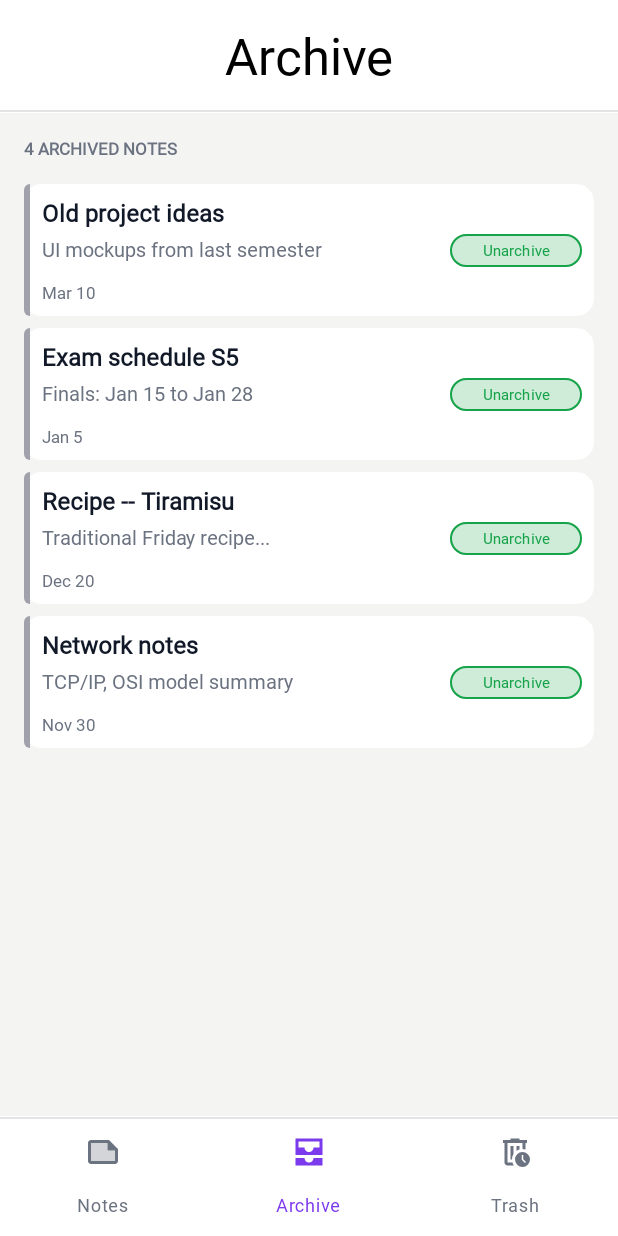
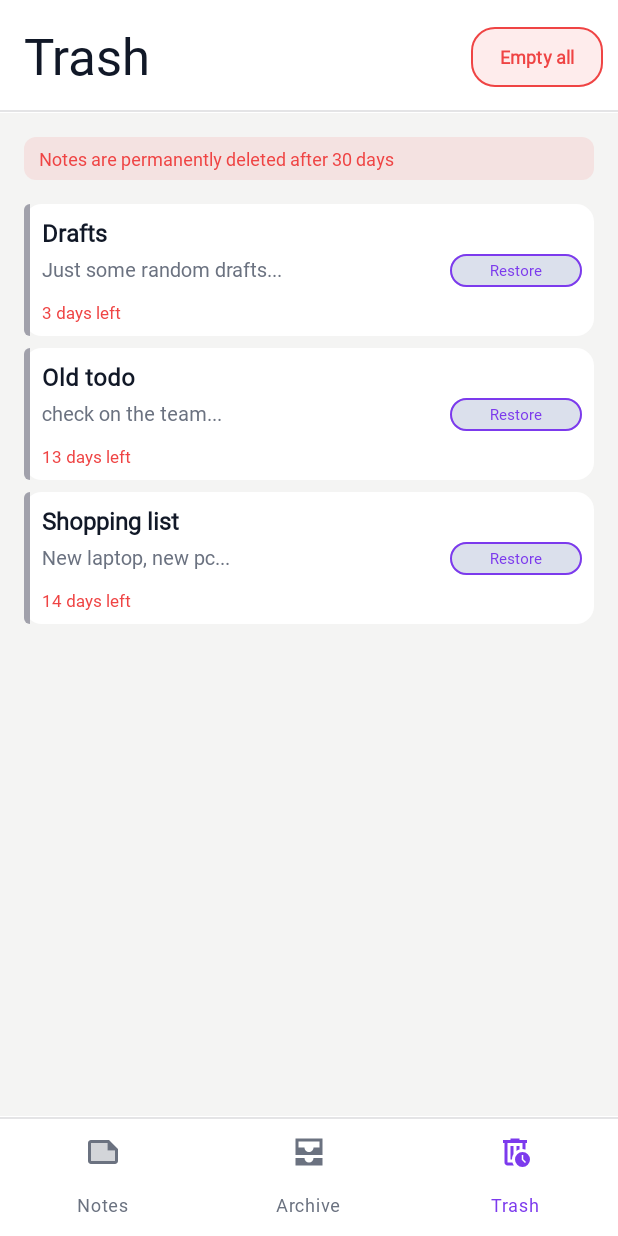
Before and after one commit to RyZeDZ/MyNotes-App, an Android app: the screen it shows after launch (ArchiveActivity before the commit, TrashActivity after it), on a phone screen of 412 x 824 dp. Run offline under Robolectric (Android 15) with nearby library versions, the light colour scheme and no system bars.

Commit message:
Add Trash screen with warning banner and restore button

```diff
--- a/app/src/main/AndroidManifest.xml
+++ b/app/src/main/AndroidManifest.xml
@@ -11,16 +11,17 @@
         android:roundIcon="@mipmap/ic_launcher_round"
         android:supportsRtl="true"
         android:theme="@style/Theme.MyNotes">
-        <activity android:name=".MainActivity"></activity>
         <activity
-            android:name=".ArchiveActivity"
+            android:name=".TrashActivity"
             android:exported="true">
-        <intent-filter>
-            <action android:name="android.intent.action.MAIN" />
+            <intent-filter>
+                <action android:name="android.intent.action.MAIN" />
 
-            <category android:name="android.intent.category.LAUNCHER" />
-        </intent-filter>
+                <category android:name="android.intent.category.LAUNCHER" />
+            </intent-filter>
         </activity>
+        <activity android:name=".MainActivity" />
+        <activity android:name=".ArchiveActivity" />
     </application>
 
 </manifest>
--- a/app/src/main/java/com/example/mynotes/ArchiveActivity.java
+++ b/app/src/main/java/com/example/mynotes/ArchiveActivity.java
@@ -25,10 +25,10 @@ public class ArchiveActivity extends AppCompatActivity {
         setContentView(R.layout.activity_archive);
 
         notes = new ArrayList<>();
-        notes.add(new NoteAction("Old project ideas", "UI mockups from last semester", "Mar 10", R.color.disabled, R.color.textSecondary, R.color.green));
-        notes.add(new NoteAction("Exam schedule S5", "Finals: Jan 15 to Jan 28", "Jan 5", R.color.disabled, R.color.textSecondary, R.color.green));
-        notes.add(new NoteAction("Recipe -- Tiramisu", "Traditional Friday recipe...", "Dec 20", R.color.disabled, R.color.textSecondary, R.color.green));
-        notes.add(new NoteAction("Network notes", "TCP/IP, OSI model summary", "Nov 30", R.color.disabled, R.color.textSecondary, R.color.green));
+        notes.add(new NoteAction("Old project ideas", "UI mockups from last semester", "Mar 10", "Unarchive", R.color.disabled, R.color.textSecondary, R.color.green));
+        notes.add(new NoteAction("Exam schedule S5", "Finals: Jan 15 to Jan 28", "Jan 5", "Unarchive", R.color.disabled, R.color.textSecondary, R.color.green));
+        notes.add(new NoteAction("Recipe -- Tiramisu", "Traditional Friday recipe...", "Dec 20", "Unarchive", R.color.disabled, R.color.textSecondary, R.color.green));
+        notes.add(new NoteAction("Network notes", "TCP/IP, OSI model summary", "Nov 30", "Unarchive", R.color.disabled, R.color.textSecondary, R.color.green));
 
         TextView tvArchivedCount = findViewById(R.id.tvArchivedCount);
         tvArchivedCount.setText(getString(R.string.label_archived_count, notes.size()));
--- a/app/src/main/java/com/example/mynotes/NoteAction.java
+++ b/app/src/main/java/com/example/mynotes/NoteAction.java
@@ -1,10 +1,12 @@
 package com.example.mynotes;
 
 public class NoteAction extends Note {
+    String buttonText;
     int buttonColorResId;
 
-    public NoteAction(String title, String subtitle, String date, int colorResId, int dateColorResId, int buttonColorResId) {
+    public NoteAction(String title, String subtitle, String date, String buttonText, int colorResId, int dateColorResId, int buttonColorResId) {
         super(title, subtitle, date, colorResId, dateColorResId);
+        this.buttonText = buttonText;
         this.buttonColorResId = buttonColorResId;
     }
 }
--- a/app/src/main/java/com/example/mynotes/NoteAdapter.java
+++ b/app/src/main/java/com/example/mynotes/NoteAdapter.java
@@ -55,6 +55,7 @@ public class NoteAdapter extends RecyclerView.Adapter<RecyclerView.ViewHolder> {
             h.subtitle.setText(noteAction.subtitle);
             h.date.setText(noteAction.date);
             h.date.setTextColor(ContextCompat.getColor(h.itemView.getContext(), noteAction.dateColorResId));
+            h.btnAction.setText(noteAction.buttonText);
             h.leftBorder.getBackground().setTint(
                     ContextCompat.getColor(h.itemView.getContext(), noteAction.colorResId));
             int btnColor = ContextCompat.getColor(h.itemView.getContext(), noteAction.buttonColorResId);
@@ -75,7 +76,6 @@ public class NoteAdapter extends RecyclerView.Adapter<RecyclerView.ViewHolder> {
             for (int i = 0; i < noteLabel.topics.size(); i++) {
                 Chip chip = new Chip(h.itemView.getContext());
                 int chipColor = ContextCompat.getColor(h.itemView.getContext(), noteLabel.topicColors.get(i));
-                int transparentColor = Color.argb(30, Color.red(chipColor), Color.green(chipColor), Color.blue(chipColor));
                 chip.setText(noteLabel.topics.get(i));
                 chip.setTextColor(chipColor);
                 chip.setChipStrokeColor(ColorStateList.valueOf(0));
@@ -104,7 +104,7 @@ public class NoteAdapter extends RecyclerView.Adapter<RecyclerView.ViewHolder> {
             subtitle = itemView.findViewById(R.id.tvNoteActionSubtitle);
             date = itemView.findViewById(R.id.tvNoteActionDate);
             leftBorder = itemView.findViewById(R.id.noteActionLeftBorder);
-            btnAction = itemView.findViewById(R.id.btnAction);
+            btnAction = itemView.findViewById(R.id.btnActionNote);
         }
     }
 
--- /dev/null
+++ b/app/src/main/java/com/example/mynotes/TrashActivity.java
@@ -0,0 +1,39 @@
+package com.example.mynotes;
+
+import android.os.Bundle;
+
+import androidx.appcompat.app.AppCompatActivity;
+import androidx.recyclerview.widget.LinearLayoutManager;
+import androidx.recyclerview.widget.RecyclerView;
+
+import com.google.android.material.bottomnavigation.BottomNavigationView;
+
+import java.util.ArrayList;
+import java.util.List;
+
+public class TrashActivity extends AppCompatActivity {
+
+    RecyclerView recyclerView;
+    NoteAdapter adapter;
+    List<Note> notes;
+
+    @Override
+    protected void onCreate(Bundle savedInstanceState) {
+        super.onCreate(savedInstanceState);
+        setContentView(R.layout.activity_trash);
+
+        notes = new ArrayList<>();
+        notes.add(new NoteAction("Drafts", "Just some random drafts...", "3 days left", "Restore", R.color.disabled, R.color.red, R.color.primary));
+        notes.add(new NoteAction("Old todo", "check on the team...", "13 days left", "Restore", R.color.disabled, R.color.red, R.color.primary));
+        notes.add(new NoteAction("Shopping list", "New laptop, new pc...", "14 days left", "Restore", R.color.disabled, R.color.red, R.color.primary));
+
+        recyclerView = findViewById(R.id.recyclerView);
+        recyclerView.setLayoutManager(new LinearLayoutManager(this));
+
+        adapter = new NoteAdapter(notes);
+        recyclerView.setAdapter(adapter);
+
+        BottomNavigationView bottomNav = findViewById(R.id.bottomNav);
+        bottomNav.setSelectedItemId(R.id.nav_trash);
+    }
+}
--- /dev/null
+++ b/app/src/main/res/drawable/bg_trash_warning.xml
@@ -0,0 +1,5 @@
+<?xml version="1.0" encoding="utf-8"?>
+<shape xmlns:android="http://schemas.android.com/apk/res/android">
+    <solid android:color="@color/redLight" />
+    <corners android:radius="8dp" />
+</shape>
--- /dev/null
+++ b/app/src/main/res/layout/activity_trash.xml
@@ -0,0 +1,87 @@
+<?xml version="1.0" encoding="utf-8"?>
+<androidx.constraintlayout.widget.ConstraintLayout xmlns:android="http://schemas.android.com/apk/res/android"
+    xmlns:app="http://schemas.android.com/apk/res-auto"
+    xmlns:tools="http://schemas.android.com/tools"
+    android:layout_width="match_parent"
+    android:layout_height="match_parent"
+    android:background="@color/screenBg"
+    android:fitsSystemWindows="true"
+    tools:menu="@menu/bottom_nav_menu">
+
+    <com.google.android.material.appbar.MaterialToolbar
+        android:id="@+id/materialToolbar"
+        android:layout_width="0dp"
+        android:layout_height="wrap_content"
+        android:background="@drawable/bg_toolbar"
+        android:paddingTop="10dp"
+        android:paddingBottom="20dp"
+        android:theme="?attr/actionBarTheme"
+        app:layout_constraintEnd_toEndOf="parent"
+        app:layout_constraintHorizontal_bias="0.0"
+        app:layout_constraintStart_toStartOf="parent"
+        app:layout_constraintTop_toTopOf="parent"
+        app:title="@string/screen_trash"
+        app:titleCentered="false"
+        app:titleTextAppearance="@style/TextAppearance.AppCompat.Display1"
+        app:titleTextColor="@color/textPrimary" />
+
+    <androidx.recyclerview.widget.RecyclerView
+        android:id="@+id/recyclerView"
+        android:layout_width="match_parent"
+        android:layout_height="0dp"
+        android:layout_margin="16dp"
+        android:backgroundTint="@color/cardBg"
+        app:layout_constraintBottom_toTopOf="@+id/bottomNav"
+        app:layout_constraintEnd_toEndOf="parent"
+        app:layout_constraintStart_toStartOf="parent"
+        app:layout_constraintTop_toBottomOf="@+id/tvTrashWarning"
+        app:layout_constraintVertical_bias="1.0" />
+
+    <TextView
+        android:id="@+id/tvTrashWarning"
+        android:layout_width="match_parent"
+        android:layout_height="wrap_content"
+        android:layout_margin="16dp"
+        android:background="@drawable/bg_trash_warning"
+        android:paddingStart="10dp"
+        android:paddingTop="6dp"
+        android:paddingEnd="10dp"
+        android:paddingBottom="6dp"
+        android:text="@string/trash_warning"
+        android:textColor="@color/red"
+        android:textSize="12sp"
+        app:layout_constraintEnd_toEndOf="parent"
+        app:layout_constraintStart_toStartOf="parent"
+        app:layout_constraintTop_toBottomOf="@+id/materialToolbar" />
+
+    <com.google.android.material.bottomnavigation.BottomNavigationView
+        android:id="@+id/bottomNav"
+        android:layout_width="match_parent"
+        android:layout_height="wrap_content"
+        android:background="@drawable/bg_bottom_nav"
+        app:itemActiveIndicatorStyle="@android:style/Widget.DeviceDefault"
+        app:itemIconTint="@drawable/selector_bottom_nav"
+        app:itemTextColor="@drawable/selector_bottom_nav"
+        app:layout_constraintBottom_toBottomOf="parent"
+        app:layout_constraintEnd_toEndOf="parent"
+        app:layout_constraintStart_toStartOf="parent"
+        app:menu="@menu/bottom_nav_menu" />
+
+    <com.google.android.material.button.MaterialButton
+        android:id="@+id/btnEmptyAllTrash"
+        android:layout_width="0dp"
+        android:layout_height="wrap_content"
+        android:layout_marginEnd="10dp"
+        android:padding="4dp"
+        android:text="@string/trash_empty_all"
+        android:textColor="@color/red"
+        android:textSize="12sp"
+        android:textStyle="bold"
+        app:backgroundTint="@color/redLight"
+        app:cornerRadius="16dp"
+        app:layout_constraintBottom_toBottomOf="@+id/materialToolbar"
+        app:layout_constraintEnd_toEndOf="parent"
+        app:layout_constraintTop_toTopOf="parent"
+        app:strokeColor="@color/red"
+        app:strokeWidth="1.5dp" />
+</androidx.constraintlayout.widget.ConstraintLayout>
--- a/app/src/main/res/layout/layout_note_item_action.xml
+++ b/app/src/main/res/layout/layout_note_item_action.xml
@@ -27,7 +27,7 @@
         android:textColor="@color/textPrimary"
         android:textSize="16sp"
         android:textStyle="bold"
-        app:layout_constraintEnd_toStartOf="@+id/btnAction"
+        app:layout_constraintEnd_toStartOf="@+id/btnActionNote"
         app:layout_constraintStart_toEndOf="@+id/noteActionLeftBorder"
         app:layout_constraintTop_toTopOf="parent" />
 
@@ -40,7 +40,7 @@
         android:text="@string/note_subtitle"
         android:textColor="@color/textSecondary"
         android:textSize="13sp"
-        app:layout_constraintEnd_toStartOf="@+id/btnAction"
+        app:layout_constraintEnd_toStartOf="@+id/btnActionNote"
         app:layout_constraintStart_toEndOf="@+id/noteActionLeftBorder"
         app:layout_constraintTop_toBottomOf="@+id/tvNoteActionTitle" />
 
@@ -59,7 +59,7 @@
         app:layout_constraintTop_toBottomOf="@+id/tvNoteActionSubtitle" />
 
     <com.google.android.material.button.MaterialButton
-        android:id="@+id/btnAction"
+        android:id="@+id/btnActionNote"
         android:layout_width="wrap_content"
         android:layout_height="wrap_content"
         android:layout_marginRight="8dp"
--- a/app/src/main/res/values/colors.xml
+++ b/app/src/main/res/values/colors.xml
@@ -13,4 +13,5 @@
     <color name="green">#16A34A</color>
     <color name="greenLight">#1A16A34A</color>
     <color name="red">#EF4444</color>
+    <color name="redLight">#1AEF4444</color>
 </resources>
--- a/app/src/main/res/values/strings.xml
+++ b/app/src/main/res/values/strings.xml
@@ -8,6 +8,8 @@
     <string name="btn_unarchive">Unarchive</string>
     <string name="screen_notes">Notes</string>
     <string name="screen_trash">Trash</string>
+    <string name="trash_empty_all">Empty all</string>
+    <string name="trash_warning">Notes are permanently deleted after 30 days</string>
     <string name="btn_restore">Restore</string>
     <string name="label_days_left">%d days left</string>
 </resources>
```
